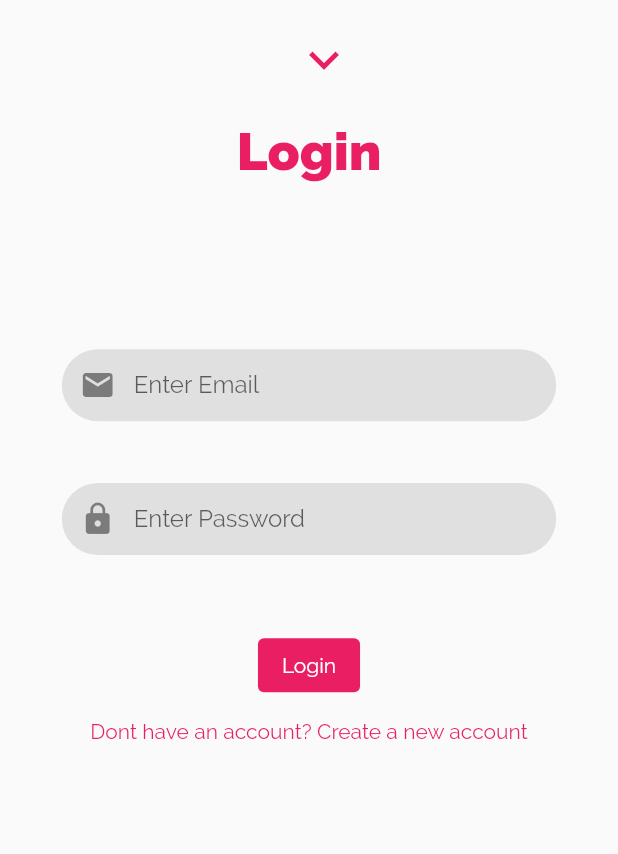
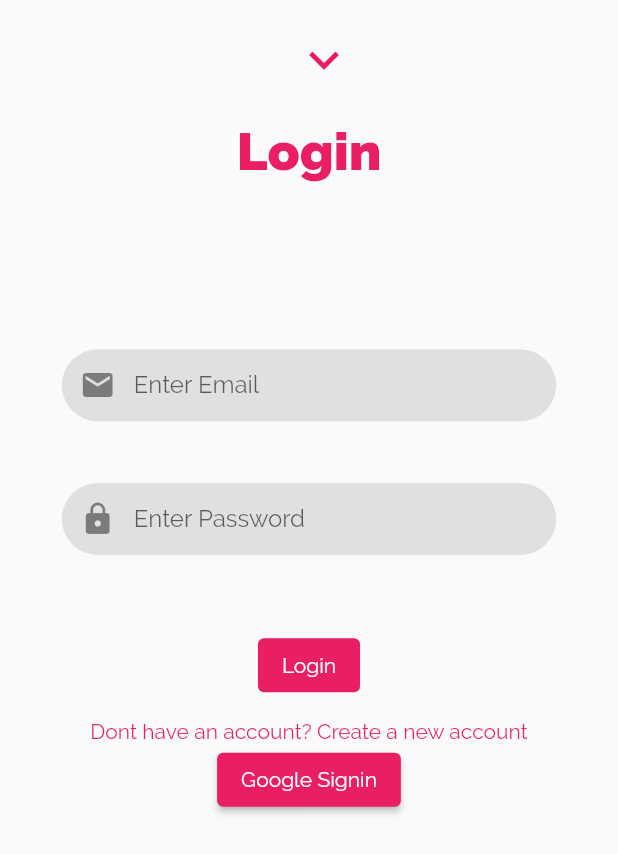
Before and after one commit to Nipun-Dew/Drama-Review-App, a Flutter app: the screen it shows after launch, item 2 of the bottom bar chosen, after a tap on "Login", on a phone screen of 412 x 824 dp. Shown: the top 854 px of the screen. Run offline on Flutter 3.47's test engine with Material 2 defaults, Android fonts, the phone set to English and light mode, and no system bars; our stand-ins replace carousel_slider, flutter_rating_bar, jwt_decoder, shared_preferences, youtube_player_flutter; missing offline and left inert: flutter_web_auth; network calls fail.

Commit message:
"Redirect URL added"

```diff
--- a/lib/screens/auth_screen.dart
+++ b/lib/screens/auth_screen.dart
@@ -36,12 +36,13 @@ class _AuthScreenState extends State<AuthScreen> {
         context: context,
         builder: (ctx) {
           return AlertDialog(
-              shape: RoundedRectangleBorder(
-                  borderRadius: BorderRadius.all(Radius.circular(10))
-              ),
+            shape: RoundedRectangleBorder(
+                borderRadius: BorderRadius.all(Radius.circular(10))),
             content: Container(
                 height: MediaQuery.of(context).size.height * 0.1,
-                child: Center(child: Text(msg,
+                child: Center(
+                    child: Text(
+                  msg,
                   style: TextStyle(
                     fontWeight: FontWeight.w600,
                     fontSize: 17,
@@ -49,11 +50,17 @@ class _AuthScreenState extends State<AuthScreen> {
                   ),
                 ))),
             actions: [
-              Center(child: Divider(thickness: 0.3, color: Colors.grey[600],),),
+              Center(
+                child: Divider(
+                  thickness: 0.3,
+                  color: Colors.grey[600],
+                ),
+              ),
               Center(
                 child: TextButton(
                     onPressed: () => Navigator.of(ctx).pop(),
-                    child: Text("Close",
+                    child: Text(
+                      "Close",
                       style: TextStyle(
                         fontWeight: FontWeight.w600,
                         fontSize: 17,
@@ -65,13 +72,19 @@ class _AuthScreenState extends State<AuthScreen> {
         });
   }
 
+  @override
+  void initState() {
+    super.initState();
+    googleSign();
+  }
+
   void googleSign() async {
     final result = await FlutterWebAuth.authenticate(
         url:
-            "https://sl-cinema.herokuapp.com/oauth2/authorize/google?redirect_uri=https://sl-cinema.herokuapp.com/oauth2/callback/google",
-        callbackUrlScheme: "https://sl-cinema.herokuapp.com/oauth2/callback"
-    );
-    //print(result);
+            "https://sl-cinema.herokuapp.com/oauth2/authorize/google?redirect_uri=myandroidapp://oauth2/redirect",
+        callbackUrlScheme: "myandroidapp");
+    print(result);
+    print("sdsdsdsdsds");
     final token = Uri.parse(result).queryParameters['token'];
     print(token);
   }
@@ -308,12 +321,12 @@ class _AuthScreenState extends State<AuthScreen> {
                         ),
                       ),
                     ),
-                    // Container(
-                    //   child: ElevatedButton(
-                    //     child: Text("Google Signin"),
-                    //     onPressed: googleSign,
-                    //   ),
-                    // )
+                    Container(
+                      child: ElevatedButton(
+                        child: Text("Google Signin"),
+                        onPressed: googleSign,
+                      ),
+                    )
                   ])),
     ));
   }
```
Also changed, not shown: pubspec.lock, 2 other files.
